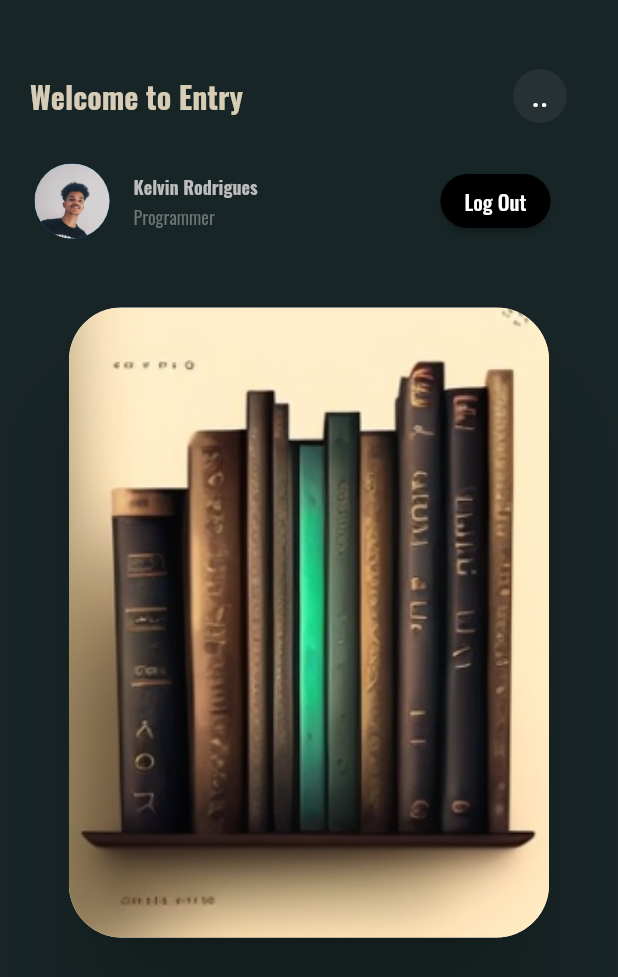
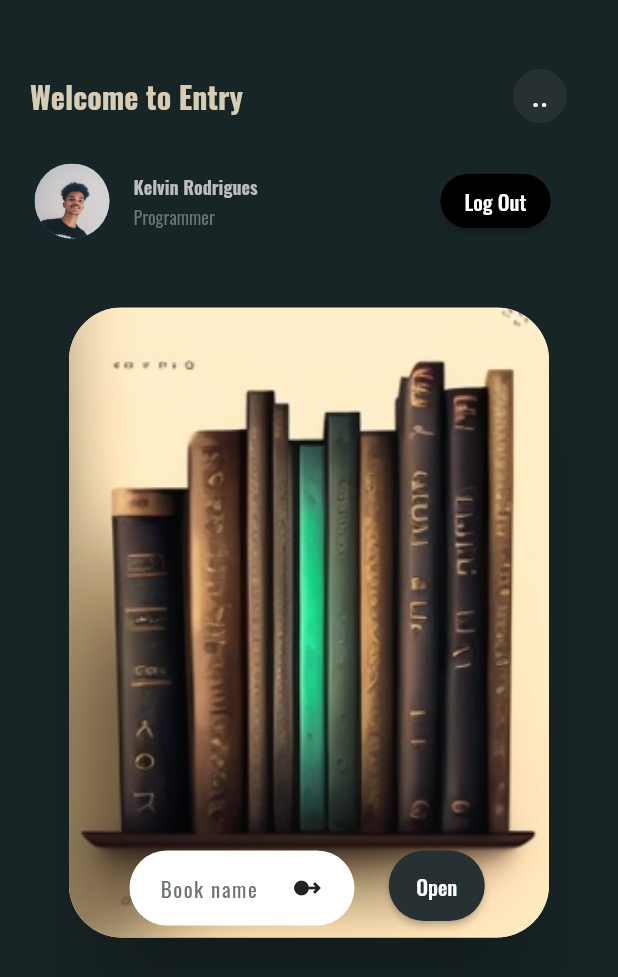
Before and after one commit to LunarioTK/Entry_UI, a Flutter app: the screen it shows after launch, on a phone screen of 412 x 824 dp. Shown: the top 977 px of the screen. Run offline on Flutter 3.47's test engine with Material 2 defaults, Android fonts, the phone set to English and light mode, and no system bars.

Commit message:
Continue Container Finished

```diff
--- a/lib/utils/continuereadingcontainer.dart
+++ b/lib/utils/continuereadingcontainer.dart
@@ -1,3 +1,5 @@
+import 'package:entry_app_ui/constants/fonts.dart';
+import 'package:entry_app_ui/constants/uicolor.dart';
 import 'package:flutter/material.dart';
 
 class ContinueReading extends StatelessWidget {
@@ -22,6 +24,57 @@ class ContinueReading extends StatelessWidget {
             ),
           ),
         ),
+        child: Padding(
+          padding: const EdgeInsets.fromLTRB(20, 0, 20, 8),
+          child: Row(
+            crossAxisAlignment: CrossAxisAlignment.end,
+            mainAxisAlignment: MainAxisAlignment.spaceEvenly,
+            children: [
+              // Book name
+              Container(
+                height: 50,
+                width: 150,
+                decoration: BoxDecoration(
+                  color: Colors.white,
+                  borderRadius: BorderRadius.circular(30),
+                ),
+                child: Row(
+                  mainAxisAlignment: MainAxisAlignment.spaceEvenly,
+                  children: [
+                    Text(
+                      'Book name',
+                      style: TextStyle(
+                        fontFamily: mainFont,
+                        color: smallTextColor,
+                        letterSpacing: 1,
+                      ),
+                    ),
+                    const Icon(Icons.swipe_right_alt),
+                  ],
+                ),
+              ),
+
+              // Open
+              Padding(
+                padding: const EdgeInsets.all(2.5),
+                child: ElevatedButton(
+                    onPressed: (() {}),
+                    style: ElevatedButton.styleFrom(
+                      padding: const EdgeInsets.fromLTRB(10, 13, 10, 13),
+                      shape: const StadiumBorder(),
+                      backgroundColor: buttonsColor,
+                    ),
+                    child: Text(
+                      'Open',
+                      style: TextStyle(
+                        color: Colors.white,
+                        fontFamily: mainFont,
+                      ),
+                    )),
+              )
+            ],
+          ),
+        ),
       ),
     );
   }
```
